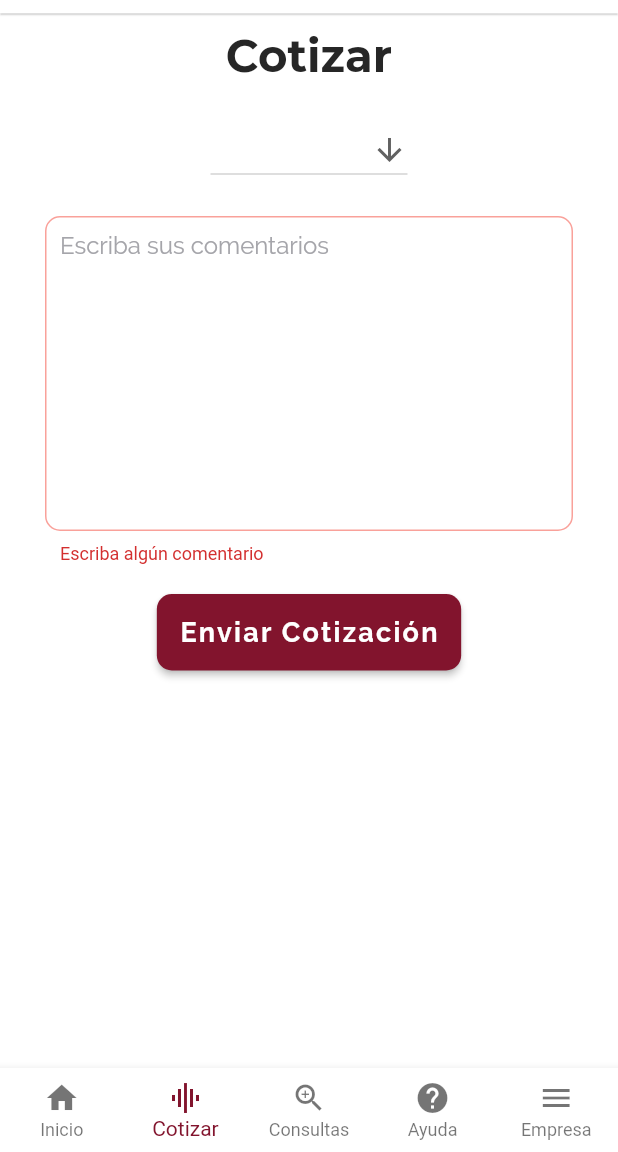
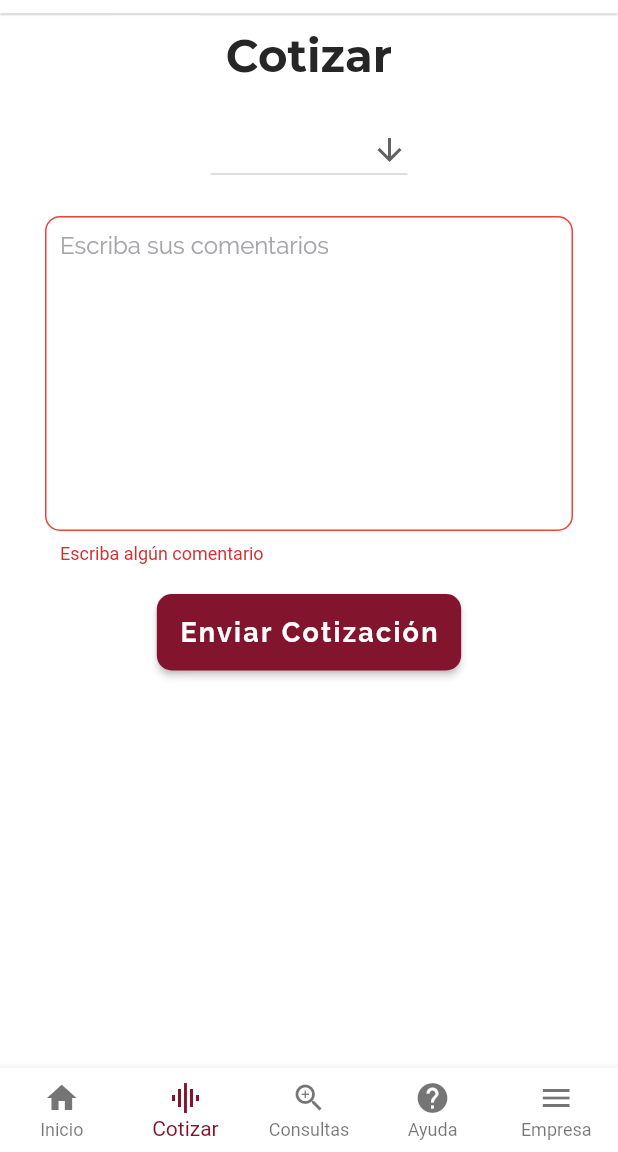
Before and after one commit to castillorey/ESSADE, a Flutter app: the ContainerPage screen opened directly, item 2 of the bottom bar chosen, after a tap on "Enviar Cotización", on a phone screen of 412 x 824 dp, the part 84-1236 px from its top. Run offline on Flutter 3.47's test engine with Material 2 defaults, Android fonts, the phone set to English and light mode, and no system bars; our stand-ins replace charts_flutter, cloud_firestore, firebase_auth, google_sign_in; missing offline and left inert: dart:ffi; accounts and stored records are empty.

Commit message:
Refactor some things

```diff
--- a/ESSADE/lib/ui/home_page.dart
+++ b/ESSADE/lib/ui/home_page.dart
@@ -247,6 +247,8 @@ class _HomePageState extends State<HomePage> {
       return Column(
         children: <Widget>[
           _buildTotalBalance(_balance),
+          Column(
+            children: <Widget>[
               SizedBox(height: 20),
               ExpansionTile(
                 leading: Icon(Icons.graphic_eq),
@@ -337,6 +339,8 @@ class _HomePageState extends State<HomePage> {
               _buildInfoItem(),
               _buildInfoItem(),
               _buildInfoItem()
+            ],
+          )
         ],
       );
     } else {
--- a/ESSADE/lib/utilities/constants.dart
+++ b/ESSADE/lib/utilities/constants.dart
@@ -46,3 +46,4 @@ Color essadePrimaryColor = Color(0xFF82142d);
 Color essadeBlack = Color(0xFF262626);
 Color essadeDarkGray = Color(0xFF85878a);
 Color essadeGray = Color(0xFFa5a5aa);
+Color essadeErrorColor = Color(0xFFED4337);
--- a/ESSADE/lib/widgets/quote_form_widget.dart
+++ b/ESSADE/lib/widgets/quote_form_widget.dart
@@ -214,6 +214,7 @@ class _QuoteFormWidgetState extends State<QuoteFormWidget> {
                   return null;
                 },
                 maxLines: 10,
+                keyboardType: TextInputType.text,
                 style: TextStyle(color: essadeBlack, fontFamily: 'Raleway'),
                 decoration: InputDecoration(
                   hintText: 'Escriba sus comentarios',
@@ -221,8 +222,8 @@ class _QuoteFormWidgetState extends State<QuoteFormWidget> {
                   contentPadding: EdgeInsets.all(10.0),
                   enabledBorder: _myBorderErrorStyle(10.0, essadeGray.withOpacity(0.5)),
                   focusedBorder: _myBorderErrorStyle(10.0, essadePrimaryColor),
-                  errorBorder: _myBorderErrorStyle(10.0, Colors.red.withOpacity(0.5)),
-                  focusedErrorBorder: _myBorderErrorStyle(10.0, Colors.red.withOpacity(0.5)),
+                  errorBorder: _myBorderErrorStyle(10.0, essadeErrorColor),
+                  focusedErrorBorder: _myBorderErrorStyle(10.0, essadeErrorColor),
                 ),
               ),
               SizedBox(height: 20),
@@ -231,12 +232,11 @@ class _QuoteFormWidgetState extends State<QuoteFormWidget> {
                   removeErrorValidation = false;
                   if(!isServiceSelected){
                     setState(() {
-                      selectableBorderColor = Colors.red.withOpacity(0.5);
-                      selectableIconColor = Colors.red.withOpacity(0.8);
+                      selectableBorderColor = essadeErrorColor;
+                      selectableIconColor = essadeErrorColor;
                     });
                   }
-                  if (_formKey.currentState.validate()){
-
+                  if (_formKey.currentState.validate() && isServiceSelected){
                       Firestore.instance.collection('cotizaciones').add({
                         'tipo_servicio': serviceSelected,
                         'comentario': commentInputController.text
```
Also changed, not shown: ESSADE/lib/ui/container_page.dart (+5 -5 lines), ESSADE/lib/widgets/selectable_formfield_widget.dart (deleted, +0 -51 lines). Lines whose indentation alone changed are shown as unchanged.
